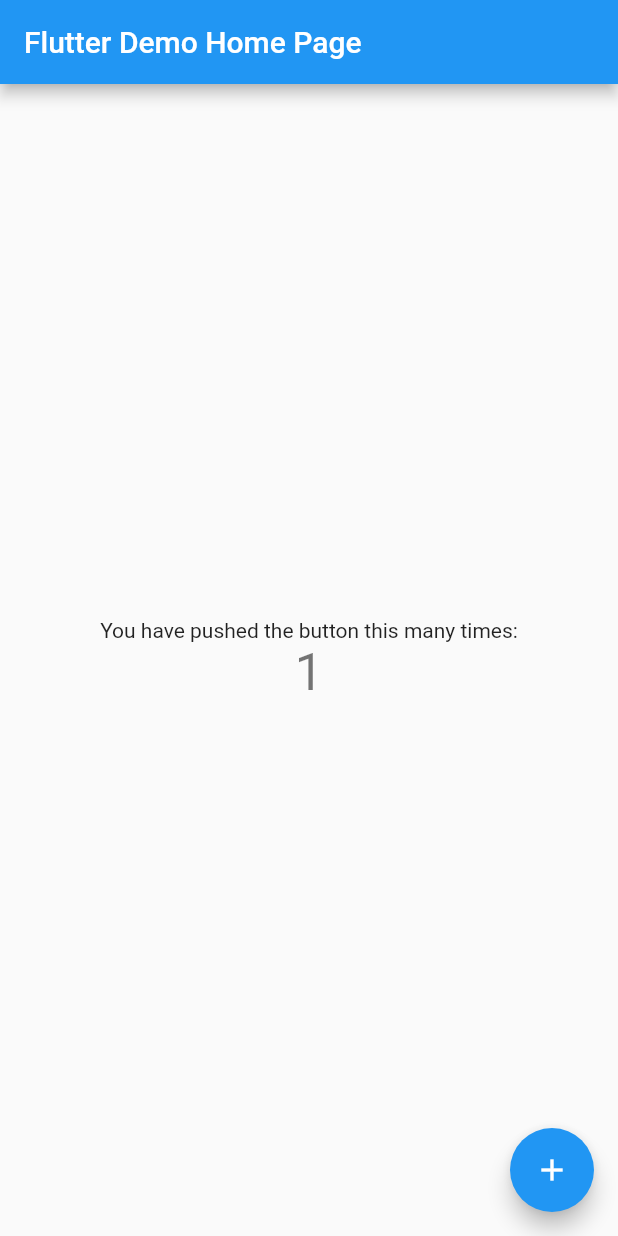
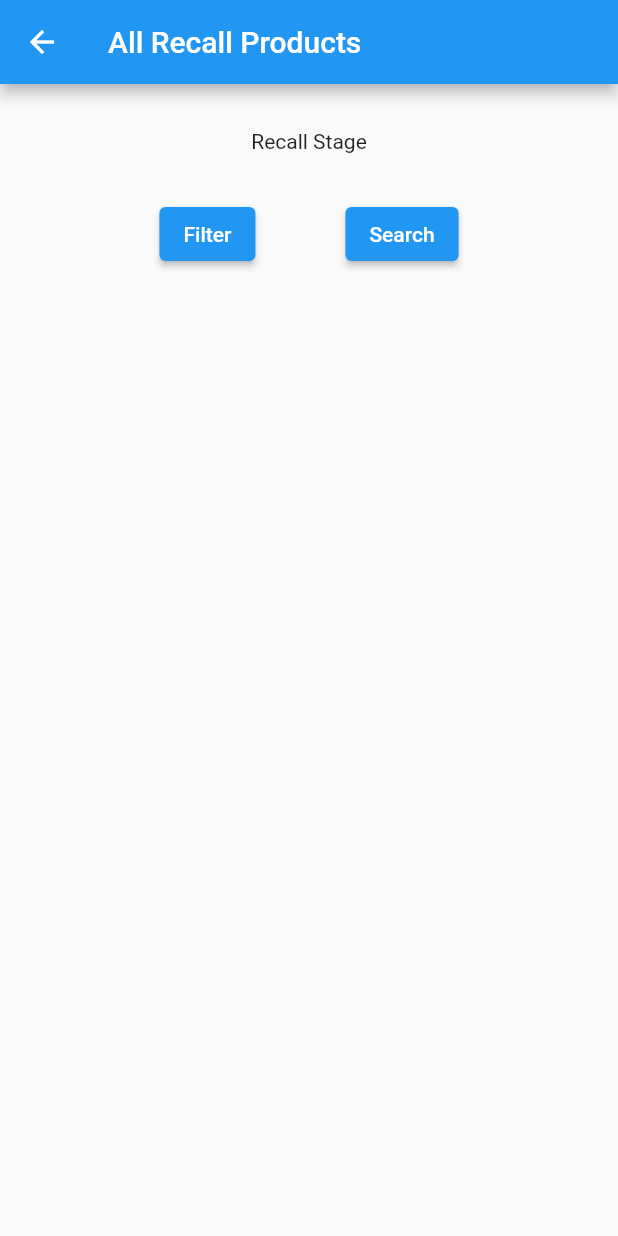
Before and after one commit to astrebe/project-spotlight, a Flutter app: the screen it shows after launch, after a tap on the "add" icon, on a phone screen of 412 x 824 dp. Run offline on Flutter 3.47's test engine with Material 2 defaults, Android fonts, the phone set to English and light mode, and no system bars.

Commit message:
Created Spotlight View Framework

```diff
--- /dev/null
+++ b/spotlight_app/lib/SpotlightViewFrame.dart
@@ -0,0 +1,46 @@
+import "package:flutter/material.dart";
+
+class SpotlightViewFrame extends StatefulWidget {
+  const SpotlightViewFrame({Key? key}) : super(key: key);
+
+  @override
+  _SpotlightViewFrameState createState() => _SpotlightViewFrameState();
+}
+
+class _SpotlightViewFrameState extends State<SpotlightViewFrame> {
+  @override
+  Widget build(BuildContext context) {
+    return Scaffold(
+      appBar: AppBar(
+        title: const Text("All Recall Products"),
+      ),
+      body: Column(
+        children: <Widget>[
+          const Padding(padding: EdgeInsets.symmetric(horizontal: 10, vertical: 30),
+          child:Text("Recall Stage")),
+          Row(
+            mainAxisAlignment: MainAxisAlignment.center,
+            children: <Widget>[
+              Padding (padding: const EdgeInsets.symmetric(horizontal: 30),
+                child:ElevatedButton(
+                  onPressed: () {},
+                  child: const Text("Filter"),
+                ),
+              ),
+
+              Padding (padding: const EdgeInsets.symmetric(horizontal: 30),
+                child:ElevatedButton(
+                  onPressed: () {},
+                  child: const Text("Search")
+                ),
+              ),
+            ],
+          ),
+          Expanded(
+            child: Container(),)
+        ],
+      )
+    );
+  }
+
+}
--- a/spotlight_app/lib/main.dart
+++ b/spotlight_app/lib/main.dart
@@ -1,115 +1,49 @@
 import 'package:flutter/material.dart';
+import 'SpotlightViewFrame.dart';
 
 void main() {
-  runApp(const MyApp());
+  runApp(MyApp());
 }
 
-class MyApp extends StatelessWidget {
+//--
+class MyApp extends StatefulWidget {
   const MyApp({Key? key}) : super(key: key);
 
-  // This widget is the root of your application.
+  @override
+  _MyAppState createState() => _MyAppState();
+}
+
+class _MyAppState extends State<MyApp> {
   @override
   Widget build(BuildContext context) {
     return MaterialApp(
-      title: 'Flutter Demo',
+      title: "Mark's Grocery List",
       theme: ThemeData(
-        // This is the theme of your application.
-        //
-        // Try running your application with "flutter run". You'll see the
-        // application has a blue toolbar. Then, without quitting the app, try
-        // changing the primarySwatch below to Colors.green and then invoke
-        // "hot reload" (press "r" in the console where you ran "flutter run",
-        // or simply save your changes to "hot reload" in a Flutter IDE).
-        // Notice that the counter didn't reset back to zero; the application
-        // is not restarted.
         primarySwatch: Colors.blue,
       ),
-      home: const MyHomePage(title: 'Flutter Demo Home Page'),
+      routes: {
+        "/": (context) => MyHomePage(),
+        "/SpotlightView": (context) => SpotlightViewFrame(),
+      },
+      initialRoute: "/",
     );
   }
 }
 
-class MyHomePage extends StatefulWidget {
-  const MyHomePage({Key? key, required this.title}) : super(key: key);
-
-  // This widget is the home page of your application. It is stateful, meaning
-  // that it has a State object (defined below) that contains fields that affect
-  // how it looks.
-
-  // This class is the configuration for the state. It holds the values (in this
-  // case the title) provided by the parent (in this case the App widget) and
-  // used by the build method of the State. Fields in a Widget subclass are
-  // always marked "final".
-
-  final String title;
-
-  @override
-  State<MyHomePage> createState() => _MyHomePageState();
-}
-
-class _MyHomePageState extends State<MyHomePage> {
-  int _counter = 0;
-
-  void _incrementCounter() {
-    setState(() {
-      // This call to setState tells the Flutter framework that something has
-      // changed in this State, which causes it to rerun the build method below
-      // so that the display can reflect the updated values. If we changed
-      // _counter without calling setState(), then the build method would not be
-      // called again, and so nothing would appear to happen.
-      _counter++;
-    });
-  }
+class MyHomePage extends StatelessWidget {
 
   @override
   Widget build(BuildContext context) {
-    // This method is rerun every time setState is called, for instance as done
-    // by the _incrementCounter method above.
-    //
-    // The Flutter framework has been optimized to make rerunning build methods
-    // fast, so that you can just rebuild anything that needs updating rather
-    // than having to individually change instances of widgets.
     return Scaffold(
-      appBar: AppBar(
-        // Here we take the value from the MyHomePage object that was created by
-        // the App.build method, and use it to set our appbar title.
-        title: Text(widget.title),
+      appBar: AppBar(title: Text("App")),
+      body: Text("List Goes Here"),
+      floatingActionButton: FloatingActionButton(
+        onPressed: () {
+          Navigator.pushNamed(context, "/SpotlightView");
+        },
+        tooltip: 'Add Grocery Item to List',
+        child: Icon(Icons.add),
       ),
-      body: Center(
-        // Center is a layout widget. It takes a single child and positions it
-        // in the middle of the parent.
-        child: Column(
-          // Column is also a layout widget. It takes a list of children and
-          // arranges them vertically. By default, it sizes itself to fit its
-          // children horizontally, and tries to be as tall as its parent.
-          //
-          // Invoke "debug painting" (press "p" in the console, choose the
-          // "Toggle Debug Paint" action from the Flutter Inspector in Android
-          // Studio, or the "Toggle Debug Paint" command in Visual Studio Code)
-          // to see the wireframe for each widget.
-          //
-          // Column has various properties to control how it sizes itself and
-          // how it positions its children. Here we use mainAxisAlignment to
-          // center the children vertically; the main axis here is the vertical
-          // axis because Columns are vertical (the cross axis would be
-          // horizontal).
-          mainAxisAlignment: MainAxisAlignment.center,
-          children: <Widget>[
-            const Text(
-              'You have pushed the button this many times:',
-            ),
-            Text(
-              '$_counter',
-              style: Theme.of(context).textTheme.headline4,
-            ),
-          ],
-        ),
-      ),
-      floatingActionButton: FloatingActionButton(
-        onPressed: _incrementCounter,
-        tooltip: 'Increment',
-        child: const Icon(Icons.add),
-      ), // This trailing comma makes auto-formatting nicer for build methods.
     );
   }
 }
```
